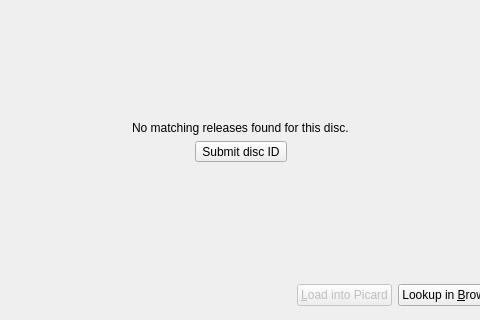
This is ui/cdlookup.ui in metabrainz/picard as Qt 5 draws it before an edit; both pictures show x 119 to 599 and y 0 to 320 of the 720 by 320 pixel window. The edited form follows.
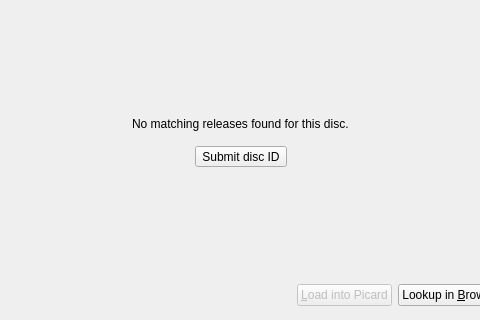
This is the edited form. The open tabs and pages were chosen to show the change. Icons and pictures are not drawn.

Commit message: cdlookup: Added some margin between label and submit button

The edit to the form file:
```diff
--- a/ui/cdlookup.ui
+++ b/ui/cdlookup.ui
@@ -83,6 +83,9 @@
        </item>
        <item alignment="Qt::AlignHCenter">
         <widget class="QLabel" name="no_results_label">
+         <property name="styleSheet">
+          <string notr="true">margin-bottom: 9px;</string>
+         </property>
          <property name="text">
           <string>No matching releases found for this disc.</string>
          </property>
```
The commit also changes 1 other file.
